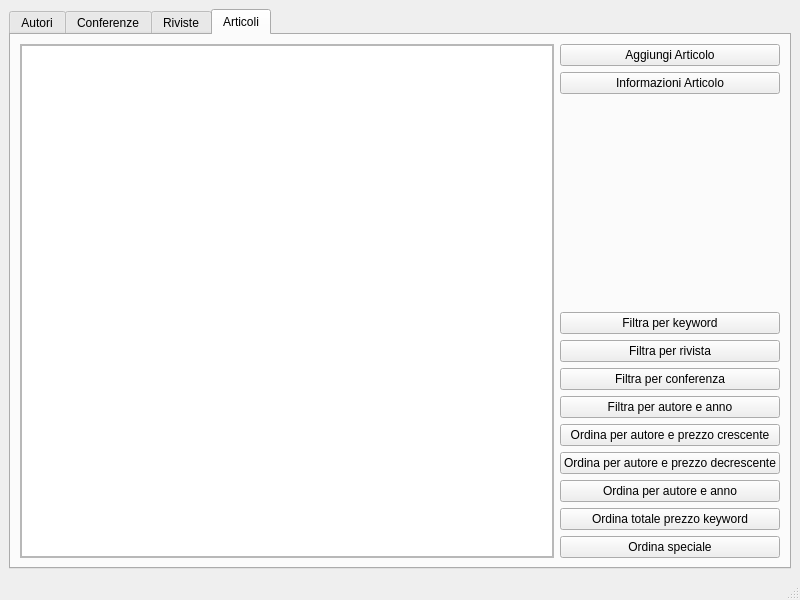
Before: the Qt Designer form mainwindow.ui in CrackedNut/progetto-po, drawn with Qt 5.
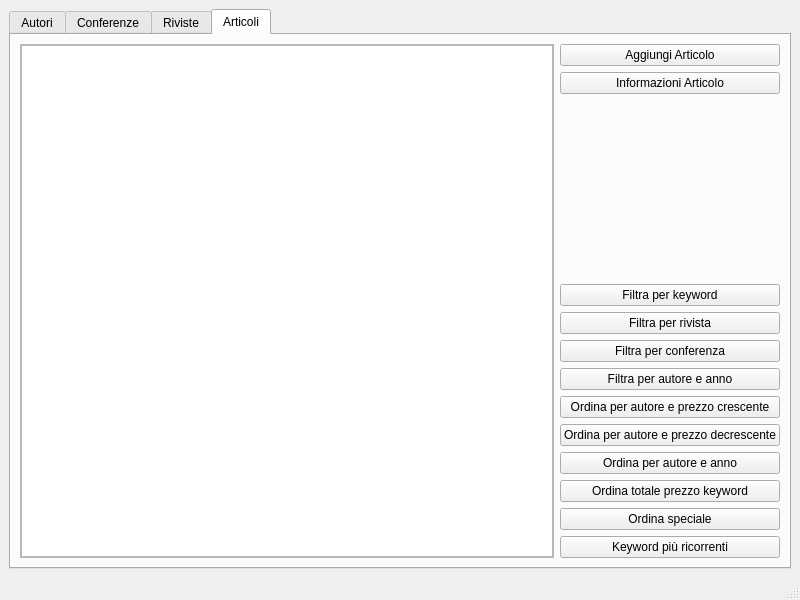
After: the same form once the commit is applied.

Patch:
```diff
--- a/mainwindow.ui
+++ b/mainwindow.ui
@@ -386,6 +386,13 @@
             </property>
            </widget>
           </item>
+          <item>
+           <widget class="QPushButton" name="pushButton">
+            <property name="text">
+             <string>Keyword più ricorrenti</string>
+            </property>
+           </widget>
+          </item>
          </layout>
         </item>
        </layout>
```
